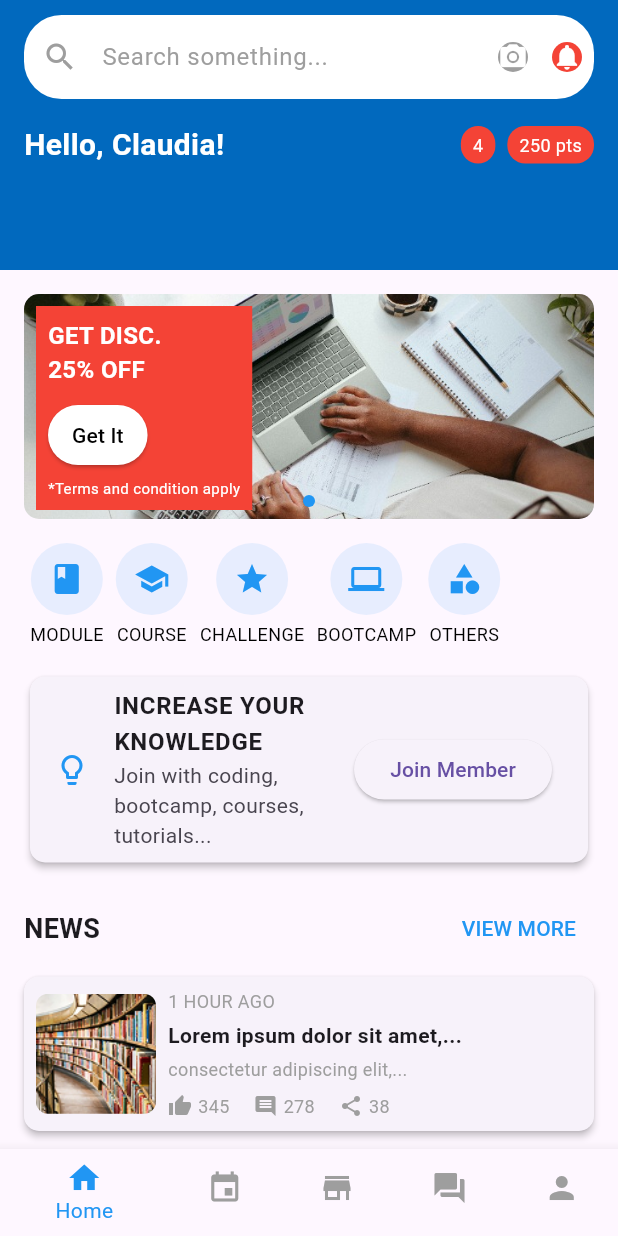
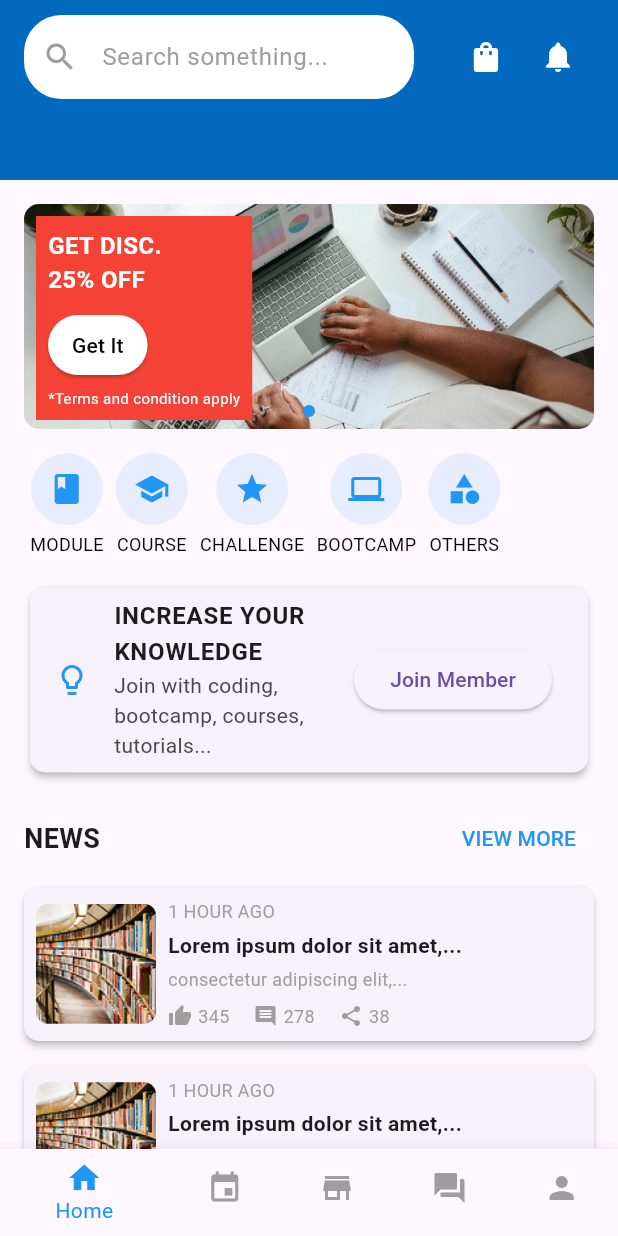
Before and after one commit to le4nn/bosedu, a Flutter app: the screen it shows after launch, on a phone screen of 412 x 824 dp. Run offline on Flutter 3.47's test engine with Material 3 defaults, Android fonts, the phone set to English and light mode, and no system bars.

Commit message:
added notification

```diff
--- a/lib/pages/home_page.dart
+++ b/lib/pages/home_page.dart
@@ -1,5 +1,7 @@
 import 'package:flutter/material.dart';
 import 'package:flutter/services.dart';
+
+import 'components/notification_page.dart';
 
 class HomePage extends StatefulWidget {
   const HomePage({super.key});
@@ -32,7 +34,7 @@ class _HomePageState extends State<HomePage> {
       ),
       child: Scaffold(
         appBar: PreferredSize(
-          preferredSize: const Size.fromHeight(180),
+          preferredSize: const Size.fromHeight(120),
           child: AppBar(
             backgroundColor: const Color.fromARGB(255, 1, 105, 190),
             elevation: 0,
@@ -42,64 +44,36 @@ class _HomePageState extends State<HomePage> {
                 left: 16,
                 right: 16,
               ),
-              child: Column(
-                crossAxisAlignment: CrossAxisAlignment.start,
+              child: Row(
+                mainAxisAlignment: MainAxisAlignment.spaceBetween,
                 children: [
-                  TextField(
+                  SizedBox(
+                    width: 260,
+                    child: TextField(
                       decoration: InputDecoration(
                         filled: true,
                         fillColor: Colors.white,
                         hintText: 'Search something...',
                         hintStyle: const TextStyle(color: Colors.grey),
                         prefixIcon: const Icon(Icons.search, color: Colors.grey),
-                      suffixIcon: Row(
-                        mainAxisSize: MainAxisSize.min,
-                        children: [
-                          Container(
-                            margin: const EdgeInsets.all(8),
-                            decoration: const BoxDecoration(
-                              shape: BoxShape.circle,
-                              color: Colors.grey,
-                            ),
-                            child: const Icon(
-                              Icons.camera_alt,
-                              color: Colors.white,
-                              size: 20,
-                            )),
-                          Container(
-                            margin: const EdgeInsets.all(8),
-                            decoration: const BoxDecoration(
-                              shape: BoxShape.circle,
-                              color: Colors.red,
-                            ),
-                            child: const Icon(
-                              Icons.notifications,
-                              color: Colors.white,
-                              size: 20,
-                            ))]),
                         border: OutlineInputBorder(
                           borderRadius: BorderRadius.circular(25),
                           borderSide: BorderSide.none,
-                      ))),
-                  const SizedBox(height: 16),
-                  Row(
-                    mainAxisAlignment: MainAxisAlignment.spaceBetween,
-                    children: [
-                      const Text(
-                        //TODO: Добавить имя из базы данных
-                        'Hello, Claudia!',
-                        style: TextStyle(
-                          fontSize: 20,
-                          fontWeight: FontWeight.bold,
-                          color: Colors.white,
-                        ),
-                      ),
+                        )))),
                   Row(
                     children: [
-                          _buildChip('4', Colors.red),
-                          const SizedBox(width: 8),
-                          _buildChip('250 pts', Colors.red),
-                        ])])])))),
+                      IconButton(
+                        icon: const Icon(Icons.shopping_bag, color: Colors.white),
+                        onPressed: () {},
+                      ),
+                      IconButton(
+                        icon: const Icon(Icons.notifications, color: Colors.white),
+                        onPressed: () {
+                          Navigator.push(
+                            context,
+                            MaterialPageRoute(builder: (context) => const NotificationPage()),
+                          );
+                        })])])))),
         body: Column(
           children: [
             Expanded(
```
Also changed, not shown: lib/pages/components/notification_page.dart (added, +142 -0 lines). Lines whose indentation alone changed are shown as unchanged.
